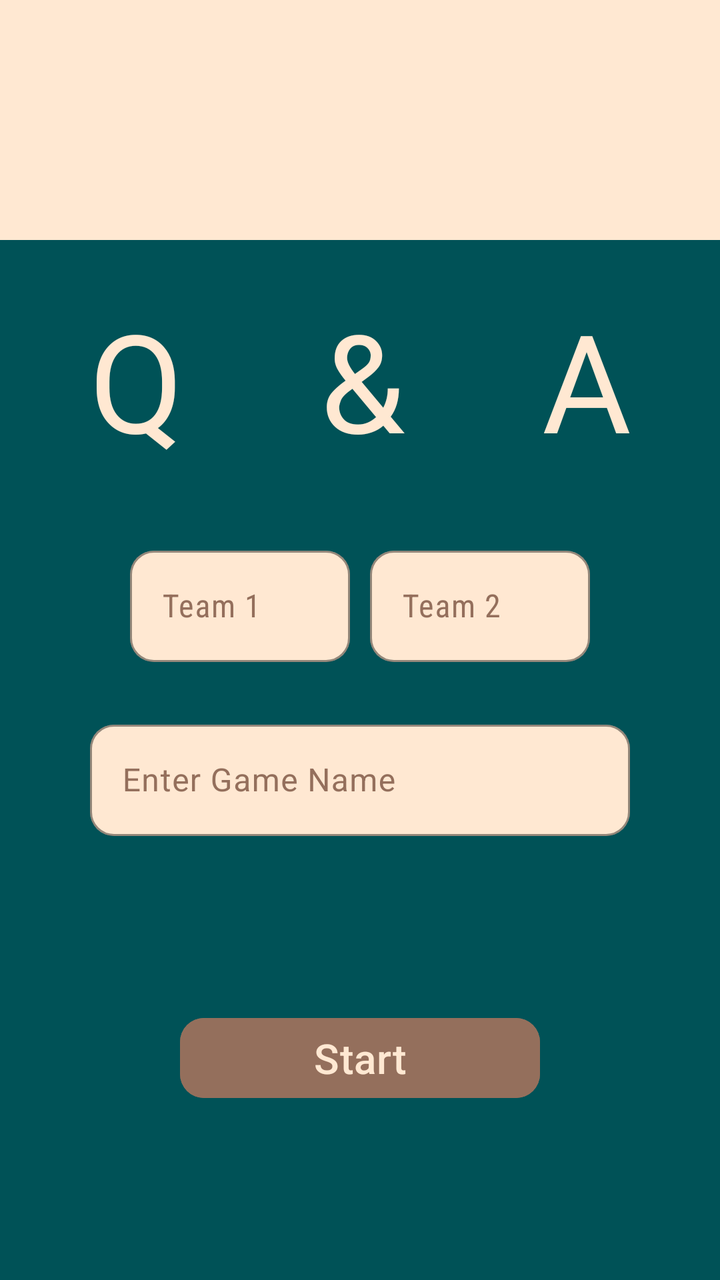
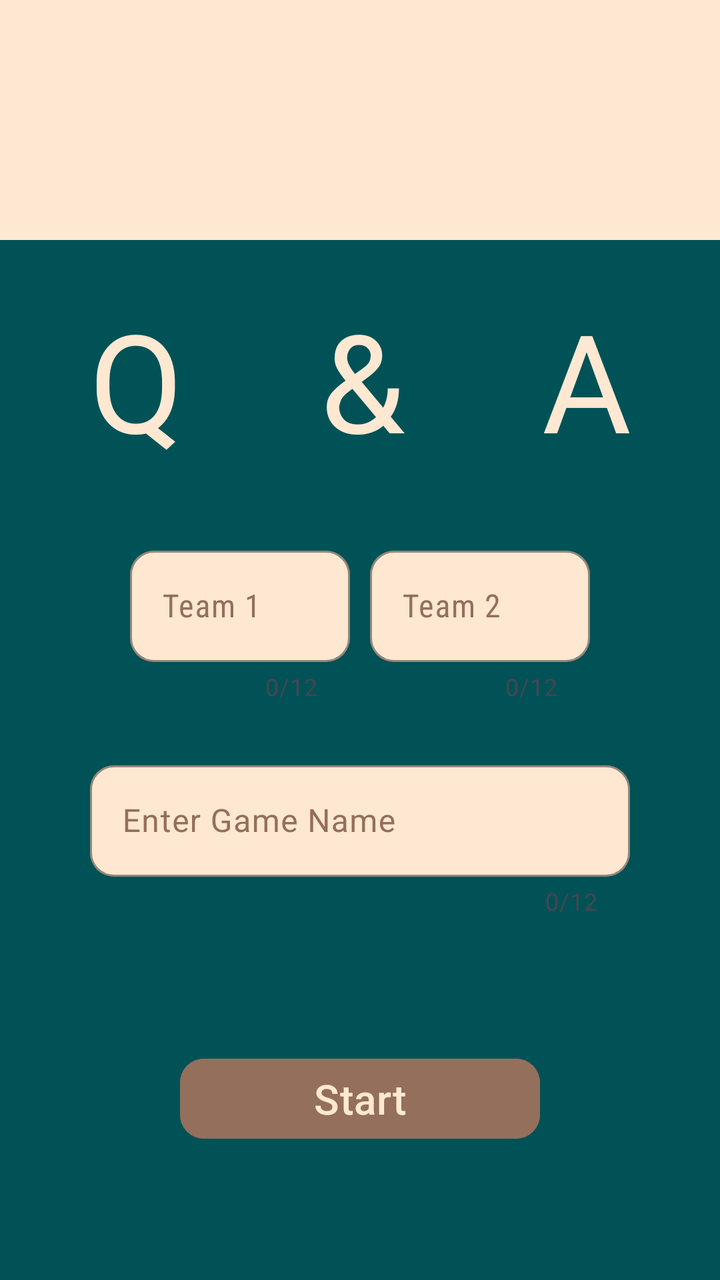

Before-and-after screenshots of an Android layout around one commit, followed by the original layout XML and the change that was made.
<!-- AndroidManifest.xml: application theme Theme.MenuActivity -->
<!-- res/layout/activity_create_game.xml -->
<?xml version="1.0" encoding="utf-8"?>
<ScrollView xmlns:android="http://schemas.android.com/apk/res/android"
    xmlns:app="http://schemas.android.com/apk/res-auto"
    xmlns:tools="http://schemas.android.com/tools"
    android:id="@+id/main"
    android:layout_width="match_parent"
    android:layout_height="match_parent"
    android:fillViewport="true">

    <androidx.constraintlayout.widget.ConstraintLayout
        android:layout_width="match_parent"
        android:layout_height="wrap_content"
        android:background="@color/background"
        tools:context=".CreateGame">

        <View
            android:id="@+id/create_game_top"
            android:layout_width="match_parent"
            android:layout_height="120dp"
            android:background="@color/Primary"
            android:scaleType="center"
            app:layout_constraintTop_toTopOf="parent" />

        <TextView
            android:id="@+id/create_game_title"
            android:layout_width="match_parent"
            android:layout_height="120dp"
            android:layout_margin="10dp"
            android:autoSizeTextType="uniform"
            android:fontFamily="@font/allerta_stencil"
            android:gravity="center"
            android:letterSpacing="1"
            android:text="@string/app_name"
            android:textColor="@color/Primary"
            app:layout_constraintEnd_toEndOf="parent"
            app:layout_constraintStart_toStartOf="parent"
            app:layout_constraintTop_toBottomOf="@id/create_game_top" />


        <androidx.constraintlayout.widget.ConstraintLayout
            android:id="@+id/input_section"
            android:layout_width="0dp"
            android:layout_height="wrap_content"
            app:layout_constraintEnd_toEndOf="parent"
            app:layout_constraintStart_toStartOf="parent"
            app:layout_constraintTop_toBottomOf="@id/create_game_title"
            app:layout_constraintWidth_percent="0.75">

            <com.google.android.material.textfield.TextInputLayout
                android:id="@+id/input_team1"
                android:layout_width="0dp"
                android:layout_height="wrap_content"
                android:layout_marginTop="20dp"
                android:layout_marginRight="5dp"
                android:hint="@string/team_1"
                android:textColorHint="@color/Secondry"
                app:boxBackgroundColor="@color/Primary"
                app:boxBackgroundMode="outline"
                app:boxCornerRadiusBottomEnd="12dp"
                app:boxCornerRadiusBottomStart="12dp"
                app:boxCornerRadiusTopEnd="12dp"
                app:boxCornerRadiusTopStart="12dp"
                app:boxStrokeColor="@color/ripplePrimary"
                app:boxStrokeWidth="1dp"
                app:boxStrokeWidthFocused="3dp"
                android:layout_marginLeft="20dp"
                app:layout_constraintEnd_toStartOf="@id/input_team2"
                app:layout_constraintStart_toStartOf="parent"
                app:layout_constraintTop_toTopOf="parent">


                <com.google.android.material.textfield.TextInputEditText
                    android:layout_width="match_parent"
                    android:layout_height="match_parent"
                    android:textColor="@color/black"
                    android:fontFamily="sans-serif-condensed"
                    android:inputType="textPersonName" />

            </com.google.android.material.textfield.TextInputLayout>


            <com.google.android.material.textfield.TextInputLayout
                android:id="@+id/input_team2"
                android:layout_width="0dp"
                android:layout_height="wrap_content"
                android:layout_marginLeft="5dp"
                android:layout_marginTop="20dp"
                android:hint="@string/team_2"
                android:textColorHint="@color/Secondry"
                app:boxBackgroundColor="@color/Primary"
                app:boxBackgroundMode="outline"
                app:boxCornerRadiusBottomEnd="12dp"
                app:boxCornerRadiusBottomStart="12dp"
                app:boxCornerRadiusTopEnd="12dp"
                app:boxCornerRadiusTopStart="12dp"
                app:boxStrokeColor="@color/ripplePrimary"
                app:boxStrokeWidth="1dp"
                android:layout_marginRight="20dp"
                app:boxStrokeWidthFocused="3dp"
                app:layout_constraintEnd_toEndOf="parent"
                app:layout_constraintStart_toEndOf="@id/input_team1"
                app:layout_constraintTop_toTopOf="parent">


                <com.google.android.material.textfield.TextInputEditText
                    android:layout_width="match_parent"
                    android:layout_height="match_parent"
                    android:textColor="@color/black"
                    android:fontFamily="sans-serif-condensed" />

            </com.google.android.material.textfield.TextInputLayout>


            <com.google.android.material.textfield.TextInputLayout

                android:id="@+id/create_game_name"
                android:layout_width="0dp"
                android:layout_height="wrap_content"
                android:layout_marginTop="26dp"
                android:hint="@string/enter_game_name"
                app:boxBackgroundColor="@color/Primary"
                app:boxBackgroundMode="outline"
                app:boxCornerRadiusBottomEnd="12dp"
                app:boxCornerRadiusBottomStart="12dp"
                app:boxCornerRadiusTopEnd="12dp"
                app:boxCornerRadiusTopStart="12dp"
                android:textColorHint="@color/Secondry"
                app:boxStrokeColor="@color/ripplePrimary"
                app:boxStrokeWidth="1dp"
                app:boxStrokeWidthFocused="3dp"
                app:layout_constraintBottom_toBottomOf="parent"
                app:layout_constraintEnd_toEndOf="parent"
                app:layout_constraintStart_toStartOf="parent"
                app:layout_constraintTop_toBottomOf="@id/input_team1">

                <com.google.android.material.textfield.TextInputEditText
                    android:id="@+id/game_name"
                    android:layout_width="match_parent"
                    android:layout_height="wrap_content"
                    android:textColor="@color/black"
                    />
            </com.google.android.material.textfield.TextInputLayout>

        </androidx.constraintlayout.widget.ConstraintLayout>

        <com.google.android.material.button.MaterialButton
            android:id="@+id/create_game_btn"
            android:layout_width="0dp"
            android:layout_height="wrap_content"
            android:layout_margin="16dp"
            android:layout_marginTop="80dp"
            android:autoSizeTextType="uniform"
            android:backgroundTint="@color/Secondry"
            android:text="Start"
            android:textColor="@color/Primary"
            app:cornerRadius="12dp"
            app:layout_constraintBottom_toBottomOf="parent"
            app:layout_constraintEnd_toEndOf="parent"
            app:layout_constraintStart_toStartOf="parent"
            app:layout_constraintTop_toBottomOf="@id/input_section"
            app:layout_constraintWidth_percent="0.5"
            app:rippleColor="@color/ripplePrimary" />


    </androidx.constraintlayout.widget.ConstraintLayout>
</ScrollView>
<!-- resources referenced by this layout -->
<resources>
  <color name="Primary">#ffe8d2</color>
  <color name="Secondry">#946f5c</color>
  <color name="background">#005257</color>
  <color name="black">#FF000000</color>
  <color name="ripplePrimary">#ff8a44</color>
  <string name="app_name">Q&amp;A</string>
  <string name="enter_game_name">Enter Game Name</string>
  <string name="team_1">Team 1</string>
  <string name="team_2">Team 2</string>
  <style name="Theme.MenuActivity" parent="Base.Theme.MenuActivity" />
  <style name="Base.Theme.MenuActivity" parent="Theme.Material3.DayNight.NoActionBar">
          
          <item name="android:windowFullscreen">true</item>
  
          
      </style>
</resources>

<!-- the commit's change to res/layout/activity_create_game.xml (unified diff, before → after) -->
@@ -64,6 +64,8 @@
                 app:boxStrokeWidth="1dp"
                 app:boxStrokeWidthFocused="3dp"
                 android:layout_marginLeft="20dp"
+                app:counterEnabled="true"
+                app:counterMaxLength="12"
                 app:layout_constraintEnd_toStartOf="@id/input_team2"
                 app:layout_constraintStart_toStartOf="parent"
                 app:layout_constraintTop_toTopOf="parent">
@@ -95,6 +97,8 @@
                 app:boxCornerRadiusTopStart="12dp"
                 app:boxStrokeColor="@color/ripplePrimary"
                 app:boxStrokeWidth="1dp"
+                app:counterEnabled="true"
+                app:counterMaxLength="12"
                 android:layout_marginRight="20dp"
                 app:boxStrokeWidthFocused="3dp"
                 app:layout_constraintEnd_toEndOf="parent"
@@ -128,6 +132,8 @@
                 app:boxStrokeColor="@color/ripplePrimary"
                 app:boxStrokeWidth="1dp"
                 app:boxStrokeWidthFocused="3dp"
+                app:counterEnabled="true"
+                app:counterMaxLength="12"
                 app:layout_constraintBottom_toBottomOf="parent"
                 app:layout_constraintEnd_toEndOf="parent"
                 app:layout_constraintStart_toStartOf="parent"
<!-- resource entries referenced after the edit -->
@@ -14,7 +14,7 @@
           
           <item name="android:windowFullscreen">true</item>
   
-          
+          <item name="colorPrimary">@color/black</item>
       </style>
 </resources>
 
